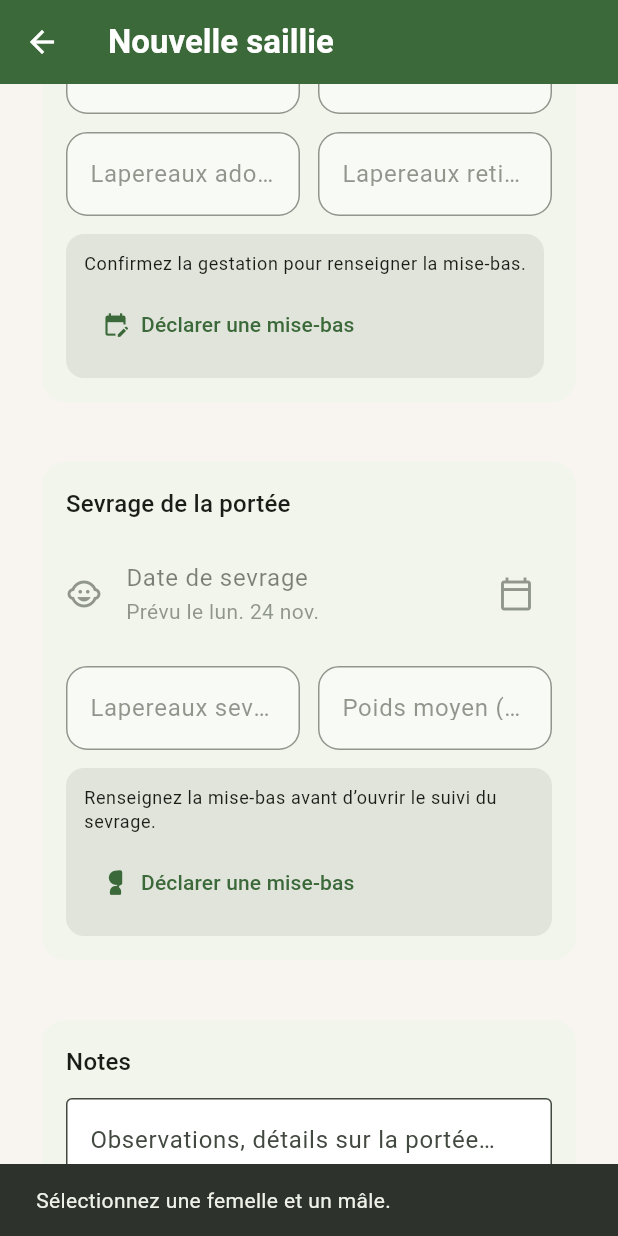
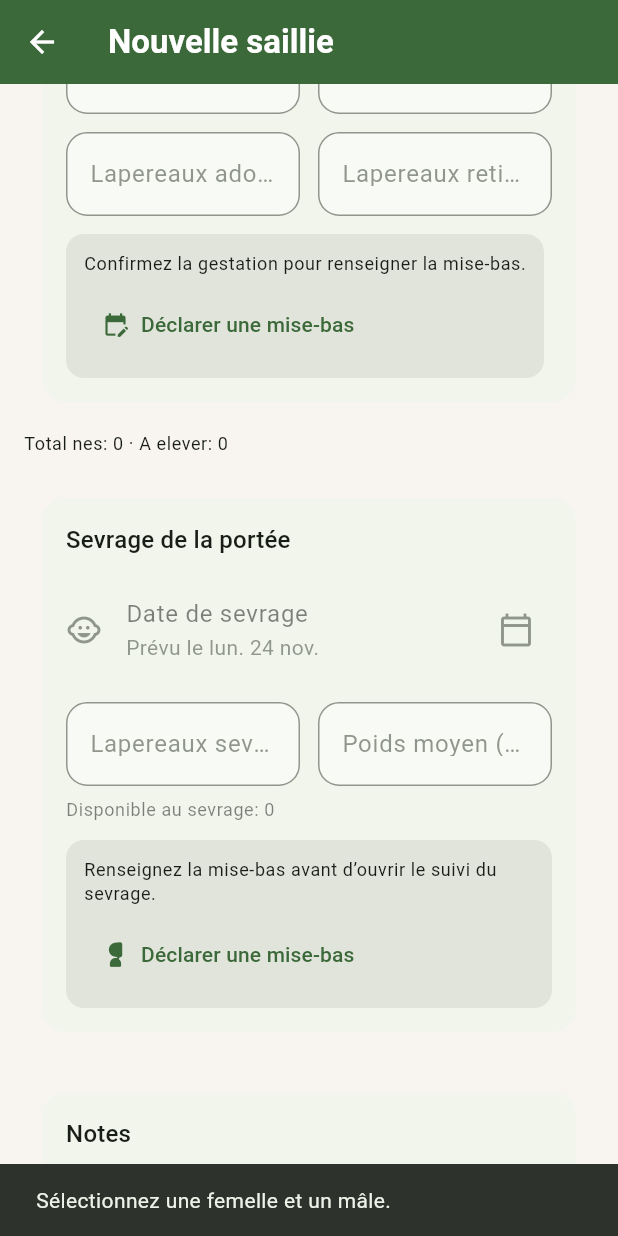
Before and after one commit to zidane123-web/Khodan, a Flutter app: the AddBreedingRecordScreen screen opened directly with empty values, scrolled down 1152 dp, after a tap on "Enregistrer", on a phone screen of 412 x 824 dp. Run offline on Flutter 3.47's test engine with Material 3 defaults, Android fonts, the light colour scheme and no system bars; our stand-ins replace equatable, fl_chart, flutter_bloc, go_router, image_picker, printing and 2 more; missing offline and left inert: mobile_scanner; accounts and stored records are empty.

Commit message:
Events: améliore la page ‘Nouvelle saillie’
- Ajoute fiches info sous Femelle/Mâle (âge, cage, statut)
- Validations: femelle ≠ mâle; date de saillie ≥ dates de naissance; sevrés ≤ (nés vivants + adoptés – retirés)
- Récaps dynamiques: ‘Total nés · À élever’ (mise‑bas) et ‘Disponible au sevrage’ (sevrage)
- Synchronise l’UI quand les champs numériques changent

Ref: UI/UX Events > Reproduction

```diff
--- a/lib/features/events/presentation/screens/add_breeding_record_screen.dart
+++ b/lib/features/events/presentation/screens/add_breeding_record_screen.dart
@@ -43,6 +43,11 @@ class _AddBreedingRecordScreenState extends State<AddBreedingRecordScreen> {
   DateTime? _kindlingDate;
   DateTime? _weaningDate;
   double? _pairingCoefficient;
+
+  // Trigger UI refresh when numeric fields change so summaries update live.
+  void _onNumbersChanged() {
+    if (mounted) setState(() {});
+  }
 
   List<Animal> get _does => widget.animals
       .where(
@@ -96,6 +101,12 @@ class _AddBreedingRecordScreenState extends State<AddBreedingRecordScreen> {
     };
     _analyzer = GenealogyAnalyzer(animalsById);
     _refreshPairingCoefficient();
+    // Listen to numeric field changes to recompute summaries in UI
+    _bornAliveController.addListener(_onNumbersChanged);
+    _bornDeadController.addListener(_onNumbersChanged);
+    _adoptedController.addListener(_onNumbersChanged);
+    _removedController.addListener(_onNumbersChanged);
+    _weanedController.addListener(_onNumbersChanged);
   }
 
   @override
@@ -154,6 +165,41 @@ class _AddBreedingRecordScreenState extends State<AddBreedingRecordScreen> {
       return;
     }
 
+    // Additional validations
+    if (_selectedDoeId == _selectedBuckId) {
+      ScaffoldMessenger.of(context).showSnackBar(
+        const SnackBar(content: Text('La femelle et le male doivent etre differents.')),
+      );
+      return;
+    }
+
+    final Animal? doe = _findAnimalById(_selectedDoeId);
+    final Animal? buck = _findAnimalById(_selectedBuckId);
+    if (doe != null && _matingDate.isBefore(doe.birthDate)) {
+      ScaffoldMessenger.of(context).showSnackBar(
+        const SnackBar(content: Text('Date de saillie invalide pour la femelle (avant sa naissance).')),
+      );
+      return;
+    }
+    if (buck != null && _matingDate.isBefore(buck.birthDate)) {
+      ScaffoldMessenger.of(context).showSnackBar(
+        const SnackBar(content: Text('Date de saillie invalide pour le male (avant sa naissance).')),
+      );
+      return;
+    }
+
+    final int alive = _parseInt(_bornAliveController.text) ?? 0;
+    final int adopted = _parseInt(_adoptedController.text) ?? 0;
+    final int removed = _parseInt(_removedController.text) ?? 0;
+    final int availableAtWeaning = (alive + adopted - removed) < 0 ? 0 : (alive + adopted - removed);
+    final int weaned = _parseInt(_weanedController.text) ?? 0;
+    if (weaned > availableAtWeaning) {
+      ScaffoldMessenger.of(context).showSnackBar(
+        SnackBar(content: Text('Sevres ($weaned) > disponibles ($availableAtWeaning).')),
+      );
+      return;
+    }
+
     final BreedingRecord base = widget.initial ??
         BreedingRecord(
           id: 'breeding-${DateTime.now().millisecondsSinceEpoch}',
@@ -203,6 +249,14 @@ class _AddBreedingRecordScreenState extends State<AddBreedingRecordScreen> {
 
   double? _parseDouble(String value) {
     return value.trim().isEmpty ? null : double.tryParse(value.trim());
+  }
+
+  Animal? _findAnimalById(String? id) {
+    if (id == null) return null;
+    for (final Animal a in widget.animals) {
+      if (a.id == id) return a;
+    }
+    return null;
   }
 
   Future<void> _declareKindlingManually() async {
@@ -368,6 +422,35 @@ class _AddBreedingRecordScreenState extends State<AddBreedingRecordScreen> {
     );
   }
 
+  Widget _buildSelectedAnimalInfo(Animal? animal) {
+    if (animal == null) return const SizedBox.shrink();
+    final int ageDays = animal.ageInDays;
+    final int months = ageDays ~/ 30;
+    final int days = ageDays % 30;
+    return Padding(
+      padding: const EdgeInsets.only(top: 8),
+      child: Wrap(
+        spacing: 6,
+        runSpacing: 6,
+        children: <Widget>[
+          Chip(
+            label: Text('Age: ${months}m ${days}j'),
+            visualDensity: VisualDensity.compact,
+          ),
+          if (animal.cageNumber != null && animal.cageNumber!.trim().isNotEmpty)
+            Chip(
+              label: Text('Cage ${animal.cageNumber}'),
+              visualDensity: VisualDensity.compact,
+            ),
+          Chip(
+            label: Text(animal.status),
+            visualDensity: VisualDensity.compact,
+          ),
+        ],
+      ),
+    );
+  }
+
   @override
   Widget build(BuildContext context) {
     final ThemeData theme = Theme.of(context);
@@ -421,6 +504,7 @@ class _AddBreedingRecordScreenState extends State<AddBreedingRecordScreen> {
                         _refreshPairingCoefficient();
                       },
                     ),
+                    _buildSelectedAnimalInfo(_findAnimalById(_selectedDoeId)),
                     const SizedBox(height: 12),
                     DropdownButtonFormField<String>(
                       initialValue: _selectedBuckId,
@@ -446,6 +530,7 @@ class _AddBreedingRecordScreenState extends State<AddBreedingRecordScreen> {
                         _refreshPairingCoefficient();
                       },
                     ),
+                    _buildSelectedAnimalInfo(_findAnimalById(_selectedBuckId)),
                     const SizedBox(height: 12),
                     _buildDateTile(
                       title: 'Date de saillie',
@@ -563,6 +648,18 @@ class _AddBreedingRecordScreenState extends State<AddBreedingRecordScreen> {
                 ),
               ),
             ),
+            const SizedBox(height: 8),
+            Builder(
+              builder: (BuildContext context) {
+                final int alive = _parseInt(_bornAliveController.text) ?? 0;
+                final int dead = _parseInt(_bornDeadController.text) ?? 0;
+                final int adopted = _parseInt(_adoptedController.text) ?? 0;
+                final int removed = _parseInt(_removedController.text) ?? 0;
+                final int totalBorn = alive + dead;
+                final int toRaise = (alive + adopted - removed) < 0 ? 0 : (alive + adopted - removed);
+                return Text('Total nes: $totalBorn · A elever: $toRaise', style: theme.textTheme.bodySmall);
+              },
+            ),
             const SizedBox(height: 16),
             _WeaningCard(
               enabled: _palpationResult == 'positive' || _kindlingDate != null,
@@ -579,6 +676,9 @@ class _AddBreedingRecordScreenState extends State<AddBreedingRecordScreen> {
               },
               weanedController: _weanedController,
               weightController: _weightController,
+              availableAtWeaning: (_parseInt(_bornAliveController.text) ?? 0)
+                  + (_parseInt(_adoptedController.text) ?? 0)
+                  - (_parseInt(_removedController.text) ?? 0),
               onRequestManualKindling: _declareKindlingManually,
             ),
             const SizedBox(height: 16),
@@ -889,6 +989,7 @@ class _WeaningCard extends StatelessWidget {
     required this.onClearDate,
     required this.weanedController,
     required this.weightController,
+    required this.availableAtWeaning,
     required this.onRequestManualKindling,
   });
 
@@ -899,6 +1000,7 @@ class _WeaningCard extends StatelessWidget {
   final VoidCallback onClearDate;
   final TextEditingController weanedController;
   final TextEditingController weightController;
+  final int availableAtWeaning;
   final Future<void> Function() onRequestManualKindling;
 
   @override
@@ -977,6 +1079,12 @@ class _WeaningCard extends StatelessWidget {
                         ),
                       ],
                     ),
+                    const SizedBox(height: 8),
+                    Text(
+                      'Disponible au sevrage: '
+                      '${availableAtWeaning < 0 ? 0 : availableAtWeaning}',
+                      style: theme.textTheme.bodySmall,
+                    ),
                   ],
                 ),
               ),
```
